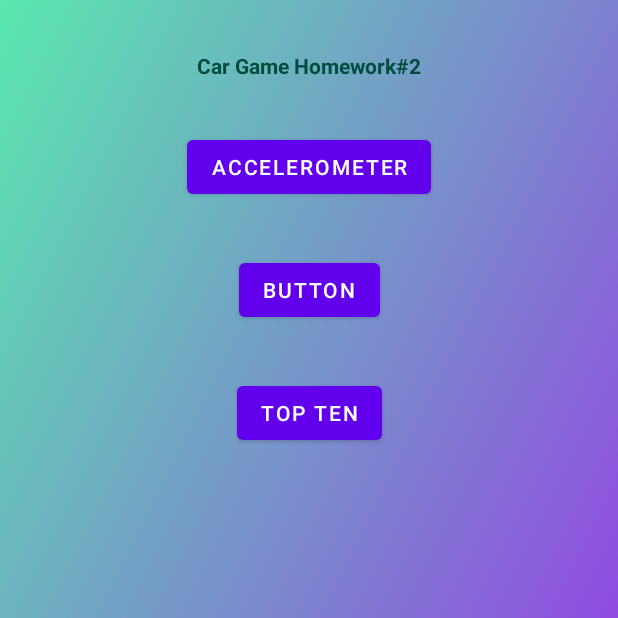
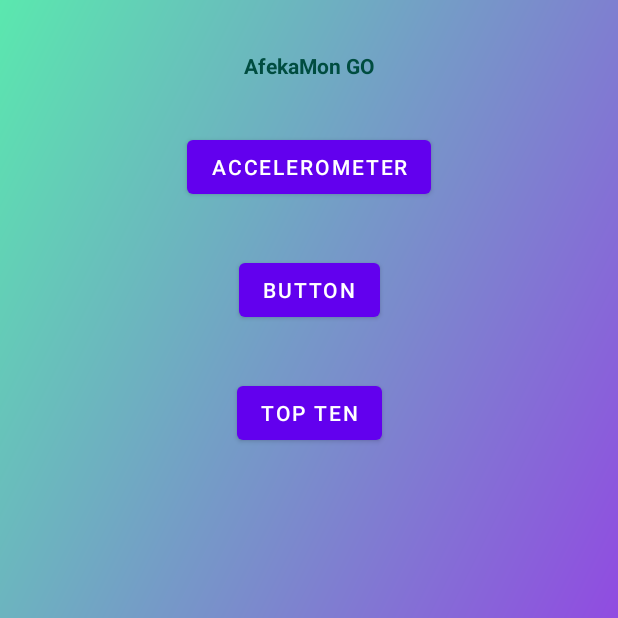
Before and after one commit to YonatanShaked/CarGameAndroid2, an Android app: the screen it shows after launch once a user with an empty profile is signed in (GameMenuActivity), on a phone screen of 412 x 824 dp, the top half of it. Run offline under Robolectric (Android 15) with nearby library versions, the light colour scheme and no system bars; our stand-ins replace Firebase (no records; nobody signed in at launch, a user with empty details on screens opened directly); libraries missing offline, so code that uses them is left out: com.firebase.ui; 1 statement that could not run was skipped.

Commit message:
Update strings.xml

```diff
--- a/app/src/main/res/values/strings.xml
+++ b/app/src/main/res/values/strings.xml
@@ -1,6 +1,6 @@
 <resources>
-    <string name="app_name">CarGameHW2</string>
-    <string name="main_menu_msg">Car Game Homework#2</string>
+    <string name="app_name">AfekaMon-GO</string>
+    <string name="main_menu_msg">AfekaMon GO</string>
     <string name="trainer_name_str">Trainer</string>
     <string name="trainer_caught_str">Caught: </string>
     <string name="toast_msg">Crash!</string>
```
